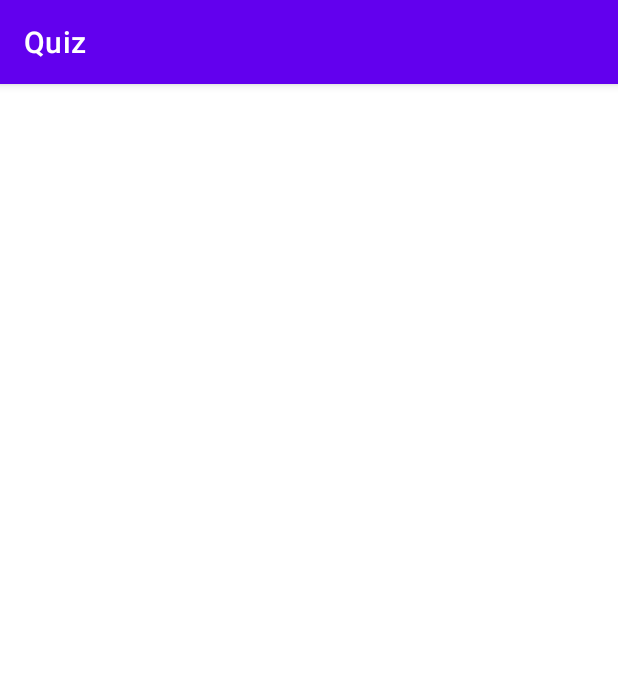
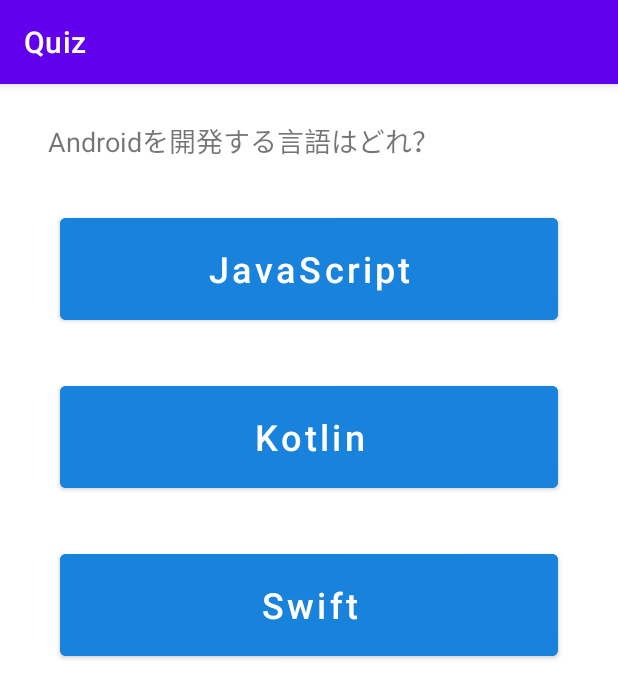
Before and after one commit to ogoogo/Quiz, an Android app: the QuizActivity screen opened directly, with no data from a screen before it, on a phone screen of 412 x 824 dp. Shown: the top 698 px of the screen. Run offline under Robolectric (Android 15) with nearby library versions, the phone set to English and light mode, and no system bars.

Commit message:
クイズ2終了

```diff
--- a/app/build.gradle
+++ b/app/build.gradle
@@ -24,6 +24,9 @@ android {
             proguardFiles getDefaultProguardFile('proguard-android-optimize.txt'), 'proguard-rules.pro'
         }
     }
+    kotlinOptions{
+        jvmTarget = "1.8"
+    }
     compileOptions {
         sourceCompatibility JavaVersion.VERSION_1_8
         targetCompatibility JavaVersion.VERSION_1_8
--- a/app/src/main/java/app/ogoshi/pico/quiz/QuizActivity.kt
+++ b/app/src/main/java/app/ogoshi/pico/quiz/QuizActivity.kt
@@ -2,10 +2,86 @@ package app.ogoshi.pico.quiz
 
 import androidx.appcompat.app.AppCompatActivity
 import android.os.Bundle
+import android.util.Log
+import androidx.core.view.isVisible
+import kotlinx.android.synthetic.main.activity_quiz.*
 
 class QuizActivity : AppCompatActivity() {
+
+    val quizLists:List<List<String>> = listOf(
+        listOf("Androidコースのキャラクターの名前は？", "ランディ", "フィル", "ドロイド", "ランディ"),
+        listOf("Androidを開発する言語はどれ？", "JavaScript", "Kotlin", "Swift", "Kotlin"),
+        listOf("ImageViewは、何を扱える要素？", "文字", "音声", "画像", "画像")
+    )
+
+    val shuffledLists:List<List<String>> = quizLists.shuffled()
+    var quizCount :Int = 0
+    var correctAnswer : String = ""
+    var correctCount: Int = 0
+
     override fun onCreate(savedInstanceState: Bundle?) {
         super.onCreate(savedInstanceState)
         setContentView(R.layout.activity_quiz)
+
+        showQuestion()
+        answerButton1.setOnClickListener{
+            checkAnswer(answerButton1.text.toString())
+        }
+        answerButton2.setOnClickListener{
+            checkAnswer(answerButton2.text.toString())
+        }
+        answerButton3.setOnClickListener{
+            checkAnswer(answerButton3.text.toString())
+        }
+
+        nextButton.setOnClickListener{
+            if (quizCount==quizLists.size){
+
+            }else{
+                judgeImage.isVisible=false
+                nextButton.isVisible=false
+                answerButton1.isEnabled=true
+                answerButton2.isEnabled=true
+                answerButton3.isEnabled=true
+                correctAnswerText.text=""
+                showQuestion()
+            }
+        }
+
+
+
+    }
+    fun showQuestion(){
+        val question: List<String> = shuffledLists[quizCount]
+
+        Log.d("debug", shuffledLists[0].toString())
+        quizText.text = question[0]
+        answerButton1.text = question[1]
+        answerButton2.text = question[2]
+        answerButton3.text = question[3]
+        correctAnswer = question[4]
+
+    }
+
+    fun checkAnswer(answerText: String){
+        if(answerText==correctAnswer){
+            judgeImage.setImageResource(R.drawable.maru_image)
+            correctCount ++
+
+        }else{
+            judgeImage.setImageResource(R.drawable.batu_image)
+        }
+        showAnswer()
+        quizCount++
+    }
+
+    fun showAnswer(){
+        correctAnswerText.text = "正解：$correctAnswer"
+        judgeImage.isVisible = true
+        nextButton.isVisible = true
+        answerButton1.isEnabled = false
+        answerButton2.isEnabled = false
+        answerButton3.isEnabled = false
+
     }
 }
--- a/app/src/main/res/layout/activity_quiz.xml
+++ b/app/src/main/res/layout/activity_quiz.xml
@@ -6,4 +6,98 @@
     android:layout_height="match_parent"
     tools:context=".QuizActivity">
 
+    <TextView
+        android:id="@+id/quizText"
+        android:layout_width="0dp"
+        android:layout_height="wrap_content"
+        android:layout_marginStart="32dp"
+        android:layout_marginTop="24dp"
+        android:layout_marginEnd="32dp"
+        android:text="TextView"
+        android:textSize="18sp"
+        app:layout_constraintEnd_toEndOf="parent"
+        app:layout_constraintStart_toStartOf="parent"
+        app:layout_constraintTop_toTopOf="parent" />
+
+    <TextView
+        android:id="@+id/correctAnswerText"
+        android:layout_width="wrap_content"
+        android:layout_height="wrap_content"
+        android:textSize="24sp"
+        app:layout_constraintEnd_toEndOf="parent"
+        app:layout_constraintStart_toStartOf="parent"
+        app:layout_constraintTop_toBottomOf="@id/quizText" />
+
+    <Button
+        android:id="@+id/answerButton1"
+        android:layout_width="0dp"
+        android:layout_height="80dp"
+        android:layout_marginStart="40dp"
+        android:layout_marginTop="32dp"
+        android:layout_marginEnd="40dp"
+        android:backgroundTint="#1982DC"
+        android:text="BUTTON"
+        android:textAllCaps="false"
+        android:textSize="24sp"
+        app:layout_constraintEnd_toEndOf="parent"
+        app:layout_constraintStart_toStartOf="parent"
+        app:layout_constraintTop_toBottomOf="@+id/quizText" />
+
+    <Button
+        android:id="@+id/answerButton2"
+        android:layout_width="0dp"
+        android:layout_height="80dp"
+        android:layout_marginStart="40dp"
+        android:layout_marginTop="32dp"
+        android:layout_marginEnd="40dp"
+        android:backgroundTint="#1982DC"
+        android:text="BUTTON"
+        android:textAllCaps="false"
+        android:textSize="24sp"
+        app:layout_constraintEnd_toEndOf="parent"
+        app:layout_constraintStart_toStartOf="parent"
+        app:layout_constraintTop_toBottomOf="@+id/answerButton1" />
+
+
+    <Button
+        android:id="@+id/answerButton3"
+        android:layout_width="0dp"
+        android:layout_height="80dp"
+        android:layout_marginStart="40dp"
+        android:layout_marginTop="32dp"
+        android:layout_marginEnd="40dp"
+        android:backgroundTint="#1982DC"
+        android:text="BUTTON"
+        android:textAllCaps="false"
+        android:textSize="24sp"
+        app:layout_constraintEnd_toEndOf="parent"
+        app:layout_constraintStart_toStartOf="parent"
+        app:layout_constraintTop_toBottomOf="@+id/answerButton2" />
+
+
+    <Button
+        android:id="@+id/nextButton"
+        android:layout_width="0dp"
+        android:layout_height="56dp"
+        android:layout_marginStart="80dp"
+        android:layout_marginEnd="80dp"
+        android:layout_marginBottom="56dp"
+        android:backgroundTint="#1BCE77"
+        android:text="次に進む"
+        android:textSize="24sp"
+        android:visibility="invisible"
+        app:layout_constraintBottom_toBottomOf="parent"
+        app:layout_constraintEnd_toEndOf="parent"
+        app:layout_constraintStart_toStartOf="parent" />
+
+    <ImageView
+        android:id="@+id/judgeImage"
+        android:layout_width="wrap_content"
+        android:layout_height="wrap_content"
+        android:visibility="invisible"
+        app:layout_constraintBottom_toBottomOf="parent"
+        app:layout_constraintEnd_toEndOf="parent"
+        app:layout_constraintStart_toStartOf="parent"
+        app:layout_constraintTop_toTopOf="parent"
+        app:srcCompat="@drawable/maru_image" />
 </androidx.constraintlayout.widget.ConstraintLayout>
```
Also changed, not shown: app/src/main/res/drawable/batu_image.png (added), app/src/main/res/drawable/maru_image.png (added).
